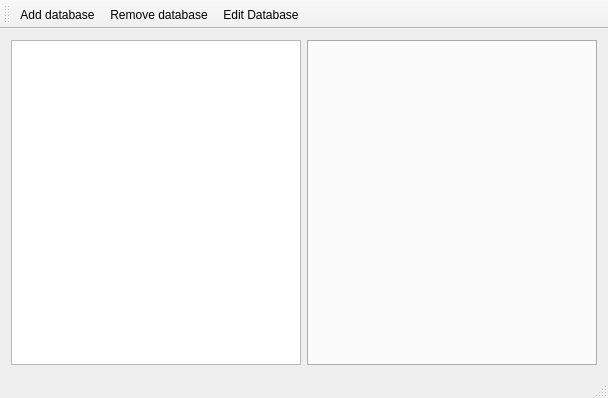
Above: mainwindow.ui from CuriousCrow/polymorph-sql before the change. Below: the same form after it.
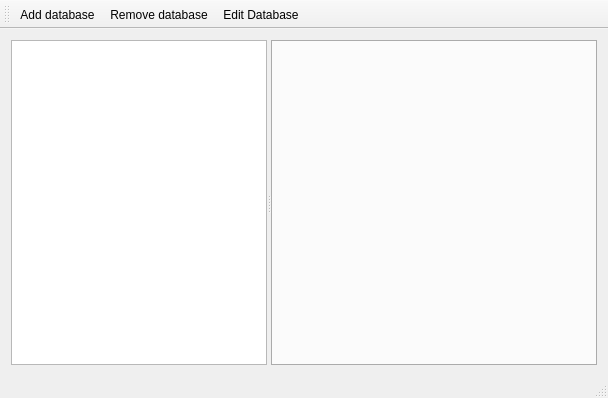
That is the form after the change. Icons and pictures are not drawn.

The edit to the form file:
```diff
--- a/mainwindow.ui
+++ b/mainwindow.ui
@@ -14,8 +14,12 @@
    <string>Demalex SQL manager</string>
   </property>
   <widget class="QWidget" name="centralWidget">
-   <layout class="QHBoxLayout" name="horizontalLayout">
+   <layout class="QVBoxLayout" name="verticalLayout">
     <item>
+     <widget class="QSplitter" name="splitter">
+      <property name="orientation">
+       <enum>Qt::Horizontal</enum>
+      </property>
      <widget class="QTreeView" name="tvDatabaseStructure">
       <property name="iconSize">
        <size>
@@ -23,16 +27,13 @@
         <height>16</height>
        </size>
       </property>
-      <attribute name="headerVisible">
+       <property name="headerHidden">
+        <bool>true</bool>
+       </property>
+       <property name="expandsOnDoubleClick">
        <bool>false</bool>
-      </attribute>
-     </widget>
-    </item>
-    <item>
-     <widget class="QSplitter" name="splitter">
-      <property name="orientation">
-       <enum>Qt::Horizontal</enum>
-      </property>
+       </property>
+      </widget>
       <widget class="QTabWidget" name="tabWidget">
        <property name="sizePolicy">
         <sizepolicy hsizetype="Expanding" vsizetype="Expanding">
@@ -46,6 +47,9 @@
        <property name="currentIndex">
         <number>-1</number>
        </property>
+       <property name="tabsClosable">
+        <bool>true</bool>
+       </property>
       </widget>
      </widget>
     </item>
```
Left out of the diff: 6 changed lines with no effect on the pictures. Lines whose indentation alone changed are shown as unchanged.
